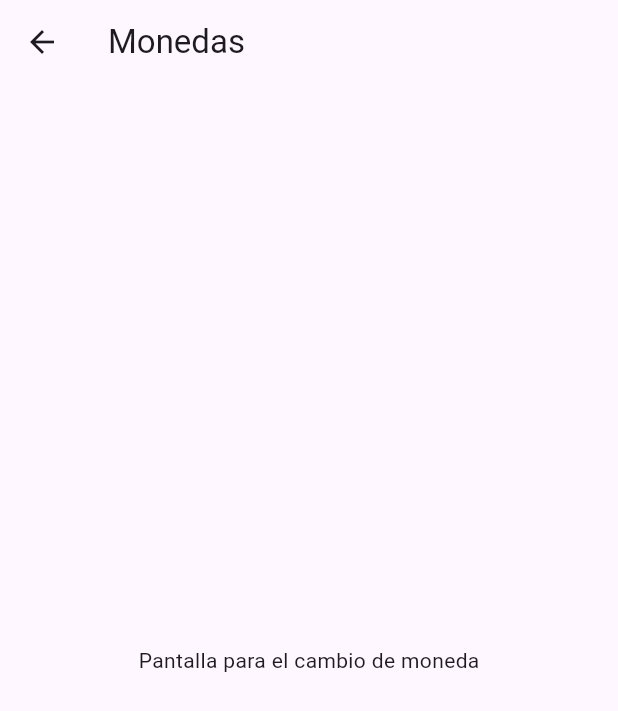
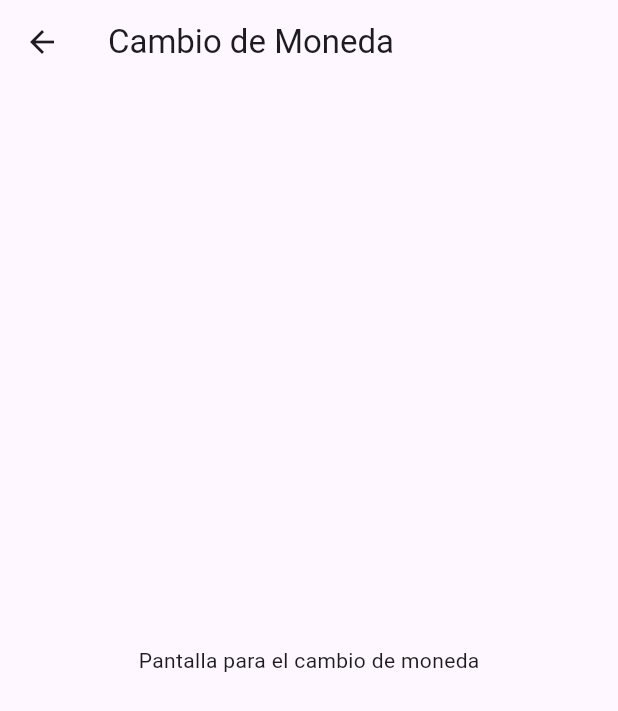
Before and after one commit to Progra-Movil-917/Laboratorio2_Equipo2, a Flutter app: the MonedaScreen screen opened by its route, on a phone screen of 412 x 824 dp. Shown: the top 711 px of the screen. Run offline on Flutter 3.47's test engine with Material 3 defaults, Android fonts, the phone set to English and light mode, and no system bars.

Commit message:
Cambios de algunos textos

```diff
--- a/lib/screens/home.dart
+++ b/lib/screens/home.dart
@@ -25,7 +25,7 @@ class HomeScreen extends StatelessWidget {
           ),
           ListTile(
             leading: Icon(Icons.currency_exchange),
-            title: Text('El cambio de Monedas'),
+            title: Text('Cambio de Monedas'),
             onTap: () {
               Navigator.pushNamed(context, '/monedas');
             },
--- a/lib/screens/moneda.dart
+++ b/lib/screens/moneda.dart
@@ -12,7 +12,7 @@ class _MonedaScreenState extends State<MonedaScreen> {
   Widget build(BuildContext context) {
     return Scaffold(
       appBar: AppBar(
-        title: const Text('Monedas'),
+        title: const Text('Cambio de Moneda'),
       ),
       body: const Center(
         child: Text('Pantalla para el cambio de moneda'),
```
Also changed, not shown: lib/screens/noticias.dart (+8 -5 lines).
